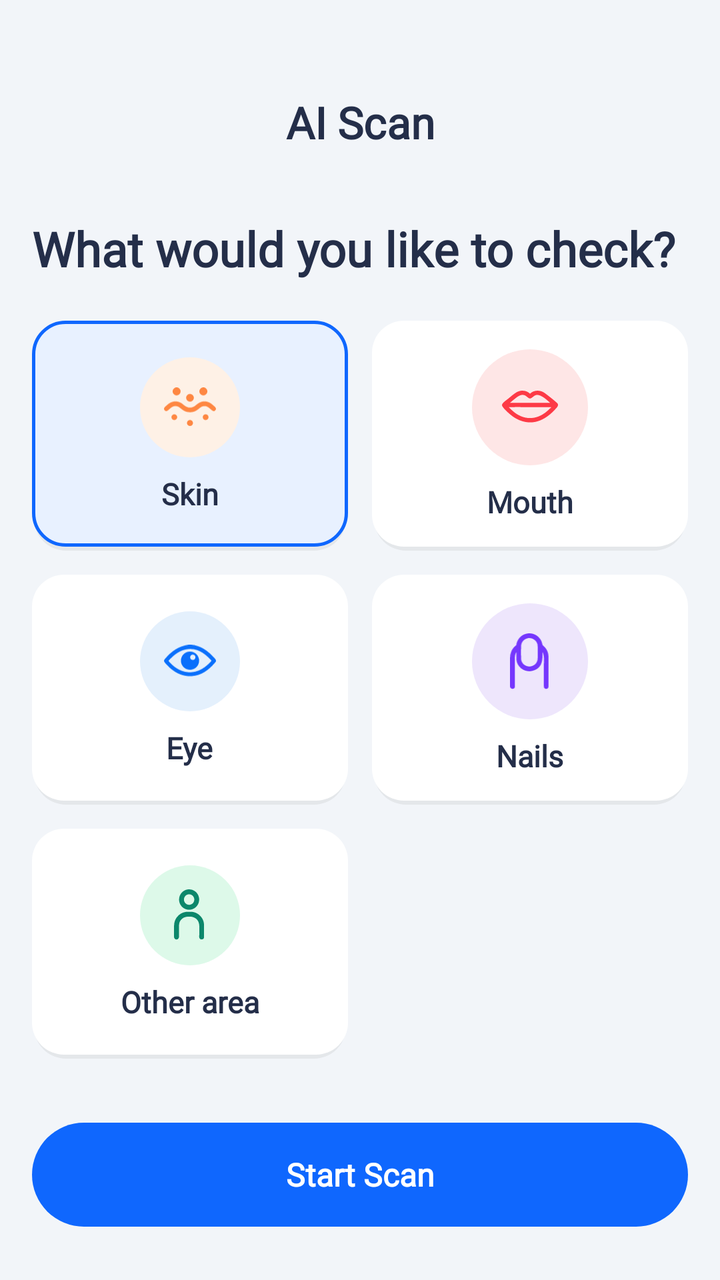
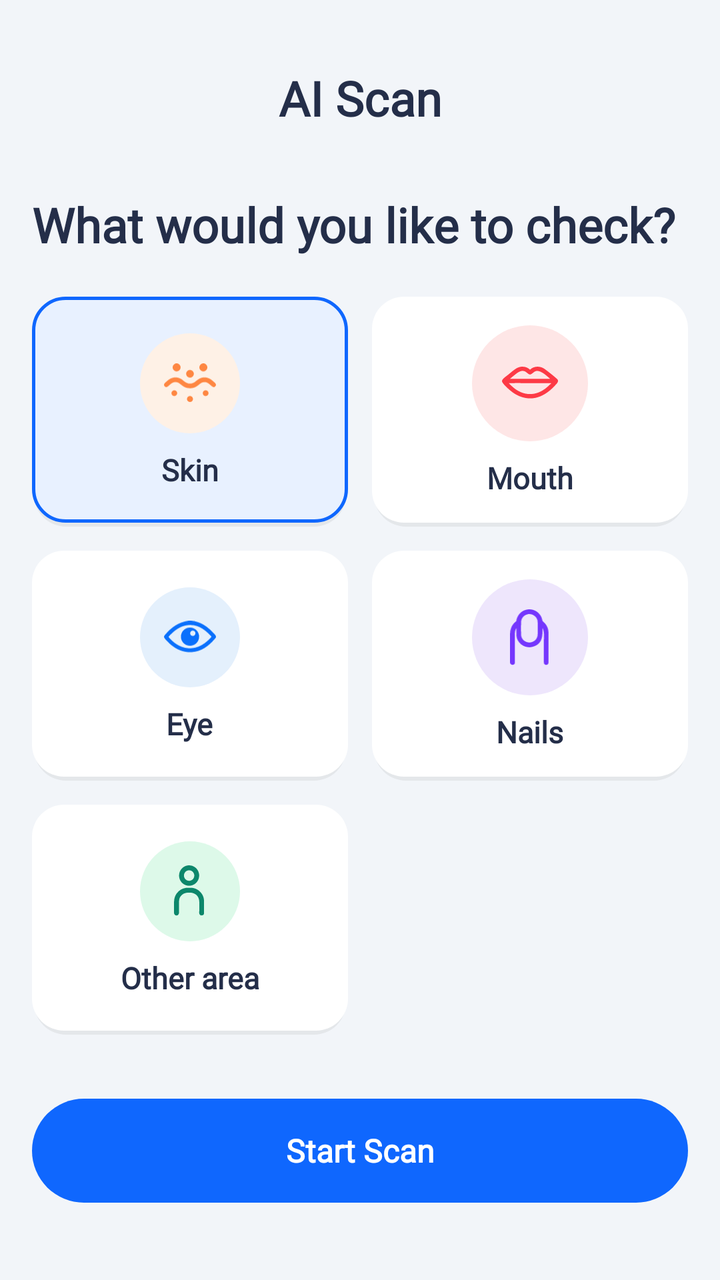

Compare the two renders of this Android layout. The source of the first and the diff that turns it into the second are given below.
<!-- AndroidManifest.xml: application theme Theme.HealthCareAI -->
<!-- res/layout/fragment_scan.xml -->
<?xml version="1.0" encoding="utf-8"?>
<androidx.constraintlayout.widget.ConstraintLayout xmlns:android="http://schemas.android.com/apk/res/android"
    xmlns:app="http://schemas.android.com/apk/res-auto"
    xmlns:tools="http://schemas.android.com/tools"
    android:id="@+id/rootScanLayout"
    android:layout_width="match_parent"
    android:layout_height="match_parent"
    android:background="@color/backgr">

    
    <androidx.constraintlayout.widget.ConstraintLayout
        android:id="@+id/topBar"
        android:layout_width="match_parent"
        android:layout_height="52dp"
        android:layout_marginTop="36dp"
        android:paddingHorizontal="16dp"
        app:layout_constraintTop_toTopOf="parent">

        
        <TextView
            android:id="@+id/tvScreenTitle"
            android:layout_width="wrap_content"
            android:layout_height="wrap_content"
            android:fontFamily="@font/urbanist"
            android:includeFontPadding="false"
            android:text="@string/title_ai_scan"
            android:textColor="@color/color_text"
            android:textSize="22sp"
            android:textStyle="bold"
            app:layout_constraintBottom_toBottomOf="parent"
            app:layout_constraintEnd_toEndOf="parent"
            app:layout_constraintStart_toStartOf="parent"
            app:layout_constraintTop_toTopOf="parent" />

    </androidx.constraintlayout.widget.ConstraintLayout>

    
    <androidx.core.widget.NestedScrollView
        android:id="@+id/scrollContent"
        android:layout_width="match_parent"
        android:layout_height="0dp"
        android:clipToPadding="false"
        android:fillViewport="true"
        android:paddingBottom="96dp"
        app:layout_constraintBottom_toBottomOf="parent"
        app:layout_constraintTop_toBottomOf="@+id/topBar">

        <LinearLayout
            android:layout_width="match_parent"
            android:layout_height="wrap_content"
            android:orientation="vertical">

            
            <TextView
                android:id="@+id/tvHeadline"
                android:layout_width="match_parent"
                android:layout_height="wrap_content"
                android:layout_marginHorizontal="16dp"
                android:layout_marginTop="20dp"
                android:fontFamily="@font/urbanist"
                android:lineSpacingExtra="4dp"
                android:text="@string/headline_ai_scan"
                android:textColor="@color/color_text"
                android:textSize="24sp"
                android:textStyle="bold" />

            
            <androidx.constraintlayout.widget.ConstraintLayout
                android:id="@+id/cardsContainer"
                android:layout_width="match_parent"
                android:layout_height="wrap_content"
                android:layout_marginHorizontal="16dp"
                android:layout_marginTop="20dp">

                
                <FrameLayout
                    android:id="@+id/cardSkin"
                    android:layout_width="0dp"
                    android:layout_height="115dp"
                    android:layout_marginEnd="6dp"
                    android:background="@drawable/bg_scan_card_selected"
                    android:clickable="true"
                    android:focusable="true"
                    app:layout_constraintEnd_toStartOf="@+id/cardMouth"
                    app:layout_constraintStart_toStartOf="parent"
                    app:layout_constraintTop_toTopOf="parent">

                    <LinearLayout
                        android:layout_width="wrap_content"
                        android:layout_height="wrap_content"
                        android:layout_gravity="center"
                        android:gravity="center"
                        android:orientation="vertical">

                        <FrameLayout
                            android:id="@+id/flCircleSkin"
                            android:layout_width="50dp"
                            android:layout_height="50dp"
                            android:background="@drawable/bg_circle_skin">

                            <ImageView
                                android:id="@+id/ivIconSkin"
                                android:layout_width="26dp"
                                android:layout_height="26dp"
                                android:layout_gravity="center"
                                android:src="@drawable/ic_scan_skin" />
                        </FrameLayout>

                        <TextView
                            android:id="@+id/tvSkin"
                            android:layout_width="wrap_content"
                            android:layout_height="wrap_content"
                            android:layout_marginTop="8dp"
                            android:fontFamily="@font/urbanist"
                            android:text="@string/category_skin"
                            android:textColor="@color/color_text"
                            android:textSize="15sp"
                            android:textStyle="bold" />
                    </LinearLayout>
                </FrameLayout>

                
                <FrameLayout
                    android:id="@+id/cardMouth"
                    android:layout_width="0dp"
                    android:layout_height="115dp"
                    android:layout_marginStart="6dp"
                    android:background="@drawable/bg_scan_card_unselected"
                    android:clickable="true"
                    android:focusable="true"
                    app:layout_constraintEnd_toEndOf="parent"
                    app:layout_constraintStart_toEndOf="@+id/cardSkin"
                    app:layout_constraintTop_toTopOf="parent">

                    <LinearLayout
                        android:layout_width="wrap_content"
                        android:layout_height="wrap_content"
                        android:layout_gravity="center"
                        android:gravity="center"
                        android:orientation="vertical">

                        <FrameLayout
                            android:id="@+id/flCircleMouth"
                            android:layout_width="58dp"
                            android:layout_height="58dp"
                            android:background="@drawable/bg_circle_mouth">

                            <ImageView
                                android:id="@+id/ivIconMouth"
                                android:layout_width="28dp"
                                android:layout_height="28dp"
                                android:layout_gravity="center"
                                android:src="@drawable/ic_scan_mouth" />
                        </FrameLayout>

                        <TextView
                            android:id="@+id/tvMouth"
                            android:layout_width="wrap_content"
                            android:layout_height="wrap_content"
                            android:layout_marginTop="8dp"
                            android:fontFamily="@font/urbanist"
                            android:text="@string/category_mouth"
                            android:textColor="@color/color_text"
                            android:textSize="15sp"
                            android:textStyle="bold" />
                    </LinearLayout>
                </FrameLayout>

                
                <FrameLayout
                    android:id="@+id/cardEye"
                    android:layout_width="0dp"
                    android:layout_height="115dp"
                    android:layout_marginTop="12dp"
                    android:layout_marginEnd="6dp"
                    android:background="@drawable/bg_scan_card_unselected"
                    android:clickable="true"
                    android:focusable="true"
                    app:layout_constraintEnd_toStartOf="@+id/cardNails"
                    app:layout_constraintStart_toStartOf="parent"
                    app:layout_constraintTop_toBottomOf="@+id/cardSkin">

                    <LinearLayout
                        android:layout_width="wrap_content"
                        android:layout_height="wrap_content"
                        android:layout_gravity="center"
                        android:gravity="center"
                        android:orientation="vertical">

                        <FrameLayout
                            android:id="@+id/flCircleEye"
                            android:layout_width="50dp"
                            android:layout_height="50dp"
                            android:background="@drawable/bg_circle_eye">

                            <ImageView
                                android:id="@+id/ivIconEye"
                                android:layout_width="26dp"
                                android:layout_height="26dp"
                                android:layout_gravity="center"
                                android:src="@drawable/icon_scan_eye" />
                        </FrameLayout>

                        <TextView
                            android:id="@+id/tvEye"
                            android:layout_width="wrap_content"
                            android:layout_height="wrap_content"
                            android:layout_marginTop="8dp"
                            android:fontFamily="@font/urbanist"
                            android:text="@string/category_eye"
                            android:textColor="@color/color_text"
                            android:textSize="15sp"
                            android:textStyle="bold" />
                    </LinearLayout>
                </FrameLayout>

                
                <FrameLayout
                    android:id="@+id/cardNails"
                    android:layout_width="0dp"
                    android:layout_height="115dp"
                    android:layout_marginTop="12dp"
                    android:layout_marginStart="6dp"
                    android:background="@drawable/bg_scan_card_unselected"
                    android:clickable="true"
                    android:focusable="true"
                    app:layout_constraintEnd_toEndOf="parent"
                    app:layout_constraintStart_toEndOf="@+id/cardEye"
                    app:layout_constraintTop_toBottomOf="@+id/cardMouth">

                    <LinearLayout
                        android:layout_width="wrap_content"
                        android:layout_height="wrap_content"
                        android:layout_gravity="center"
                        android:gravity="center"
                        android:orientation="vertical">

                        <FrameLayout
                            android:id="@+id/flCircleNails"
                            android:layout_width="58dp"
                            android:layout_height="58dp"
                            android:background="@drawable/bg_circle_nails">

                            <ImageView
                                android:id="@+id/ivIconNails"
                                android:layout_width="28dp"
                                android:layout_height="28dp"
                                android:layout_gravity="center"
                                android:src="@drawable/ic_scan_nails" />
                        </FrameLayout>

                        <TextView
                            android:id="@+id/tvNails"
                            android:layout_width="wrap_content"
                            android:layout_height="wrap_content"
                            android:layout_marginTop="8dp"
                            android:fontFamily="@font/urbanist"
                            android:text="@string/category_nails"
                            android:textColor="@color/color_text"
                            android:textSize="15sp"
                            android:textStyle="bold" />
                    </LinearLayout>
                </FrameLayout>

                
                <FrameLayout
                    android:id="@+id/cardOtherArea"
                    android:layout_width="0dp"
                    android:layout_height="115dp"
                    android:layout_marginTop="12dp"
                    android:background="@drawable/bg_scan_card_unselected"
                    android:clickable="true"
                    android:focusable="true"
                    app:layout_constraintEnd_toEndOf="@+id/cardEye"
                    app:layout_constraintStart_toStartOf="parent"
                    app:layout_constraintTop_toBottomOf="@+id/cardEye">

                    <LinearLayout
                        android:layout_width="wrap_content"
                        android:layout_height="wrap_content"
                        android:layout_gravity="center"
                        android:gravity="center"
                        android:orientation="vertical">

                        <FrameLayout
                            android:id="@+id/flCircleOtherArea"
                            android:layout_width="50dp"
                            android:layout_height="50dp"
                            android:background="@drawable/bg_circle_other">

                            <ImageView
                                android:id="@+id/ivIconOtherArea"
                                android:layout_width="26dp"
                                android:layout_height="26dp"
                                android:layout_gravity="center"
                                android:src="@drawable/ic_scan__otherarea" />
                        </FrameLayout>

                        <TextView
                            android:id="@+id/tvOtherArea"
                            android:layout_width="wrap_content"
                            android:layout_height="wrap_content"
                            android:layout_marginTop="8dp"
                            android:fontFamily="@font/urbanist"
                            android:text="@string/category_other_area"
                            android:textColor="@color/color_text"
                            android:textSize="15sp"
                            android:textStyle="bold" />
                    </LinearLayout>
                </FrameLayout>

            </androidx.constraintlayout.widget.ConstraintLayout>

            
            <androidx.appcompat.widget.AppCompatButton
                android:id="@+id/btnStartScan"
                android:layout_width="match_parent"
                android:layout_height="52dp"
                android:layout_marginHorizontal="16dp"
                android:layout_marginTop="32dp"
                android:background="@drawable/bg_btn_start_scan"
                android:fontFamily="@font/urbanist"
                android:stateListAnimator="@null"
                android:text="@string/btn_start_scan"
                android:textAllCaps="false"
                android:textColor="@color/white"
                android:textSize="16sp"
                android:textStyle="bold" />

        </LinearLayout>
    </androidx.core.widget.NestedScrollView>

</androidx.constraintlayout.widget.ConstraintLayout>
<!-- resources referenced by this layout -->
<resources>
  <color name="backgr">#F2F5F9</color>
  <color name="color_text">#242E49</color>
  <color name="white">#FFFFFFFF</color>
  <!-- drawable bg_btn_start_scan (drawable) -->
  <?xml version="1.0" encoding="utf-8"?>
  <ripple xmlns:android="http://schemas.android.com/apk/res/android"
      android:color="#33FFFFFF">
      <item>
          <shape android:shape="rectangle">
              <solid android:color="@color/primary_color" />
              <corners android:radius="26dp" />
          </shape>
      </item>
  </ripple>
  <!-- drawable bg_circle_eye (drawable) -->
  <?xml version="1.0" encoding="utf-8"?>
  <shape xmlns:android="http://schemas.android.com/apk/res/android"
      android:shape="oval">
      <solid android:color="@color/scan_circle_eye" />
  </shape>
  <!-- drawable bg_circle_mouth (drawable) -->
  <?xml version="1.0" encoding="utf-8"?>
  <shape xmlns:android="http://schemas.android.com/apk/res/android"
      android:shape="oval">
      <solid android:color="@color/scan_circle_mouth" />
  </shape>
  <!-- drawable bg_circle_nails (drawable) -->
  <?xml version="1.0" encoding="utf-8"?>
  <shape xmlns:android="http://schemas.android.com/apk/res/android"
      android:shape="oval">
      <solid android:color="@color/scan_circle_nails" />
  </shape>
  <!-- drawable bg_circle_other (drawable) -->
  <?xml version="1.0" encoding="utf-8"?>
  <shape xmlns:android="http://schemas.android.com/apk/res/android"
      android:shape="oval">
      <solid android:color="@color/scan_circle_other" />
  </shape>
  <!-- drawable bg_circle_skin (drawable) -->
  <?xml version="1.0" encoding="utf-8"?>
  <shape xmlns:android="http://schemas.android.com/apk/res/android"
      android:shape="oval">
      <solid android:color="@color/scan_circle_skin" />
  </shape>
  <!-- drawable bg_scan_card_unselected (drawable) -->
  <?xml version="1.0" encoding="utf-8"?>
  <layer-list xmlns:android="http://schemas.android.com/apk/res/android">
      
      <item
          android:bottom="0dp"
          android:left="1dp"
          android:right="1dp"
          android:top="2dp">
          <shape android:shape="rectangle">
              <corners android:radius="16dp" />
              <solid android:color="#0F000000" />
          </shape>
      </item>
      
      <item
          android:bottom="2dp"
          android:left="0dp"
          android:right="0dp"
          android:top="0dp">
          <shape android:shape="rectangle">
              <corners android:radius="16dp" />
              <solid android:color="@color/scan_card_unselected_bg" />
          </shape>
      </item>
  </layer-list>
  <string name="btn_start_scan">Start Scan</string>
  <string name="category_eye">Eye</string>
  <string name="category_mouth">Mouth</string>
  <string name="category_nails">Nails</string>
  <string name="category_other_area">Other area</string>
  <string name="category_skin">Skin</string>
  <string name="headline_ai_scan">What would you like to check?</string>
  <string name="title_ai_scan">AI Scan</string>
  <color name="primary_color">#0F67FE</color>
  <color name="scan_circle_eye">#E4F0FC</color>
  <color name="scan_circle_mouth">#FEE6E6</color>
  <color name="scan_circle_nails">#EEE6FC</color>
  <color name="scan_circle_other">#DDF9E9</color>
  <color name="scan_circle_skin">#FEF1E6</color>
  <color name="scan_card_selected_bg">#E8F1FF</color>
  <color name="scan_card_selected_stroke">#0F67FE</color>
  <color name="scan_card_unselected_bg">#FFFFFF</color>
  <color name="brand_primary">#0F67FE</color>
  <color name="brand_primary_variant">#0843C6</color>
  <color name="brand_secondary">#03DAC5</color>
  <color name="screen_bg">#F2F5F9</color>
  <color name="transparent">#00000000</color>
  <color name="splash_bg">#0F67FE</color>
  <!-- unchanged entries left out for length: 7 -->
</resources>

<!-- the commit's change to res/layout/fragment_scan.xml (unified diff, before → after) -->
@@ -12,7 +12,7 @@
         android:id="@+id/topBar"
         android:layout_width="match_parent"
         android:layout_height="52dp"
-        android:layout_marginTop="36dp"
+        android:layout_marginTop="24dp"
         android:paddingHorizontal="16dp"
         app:layout_constraintTop_toTopOf="parent">
 
@@ -23,9 +23,11 @@
             android:layout_height="wrap_content"
             android:fontFamily="@font/urbanist"
             android:includeFontPadding="false"
+            android:letterSpacing="0"
+            android:lineHeight="27sp"
             android:text="@string/title_ai_scan"
             android:textColor="@color/color_text"
-            android:textSize="22sp"
+            android:textSize="24sp"
             android:textStyle="bold"
             app:layout_constraintBottom_toBottomOf="parent"
             app:layout_constraintEnd_toEndOf="parent"
